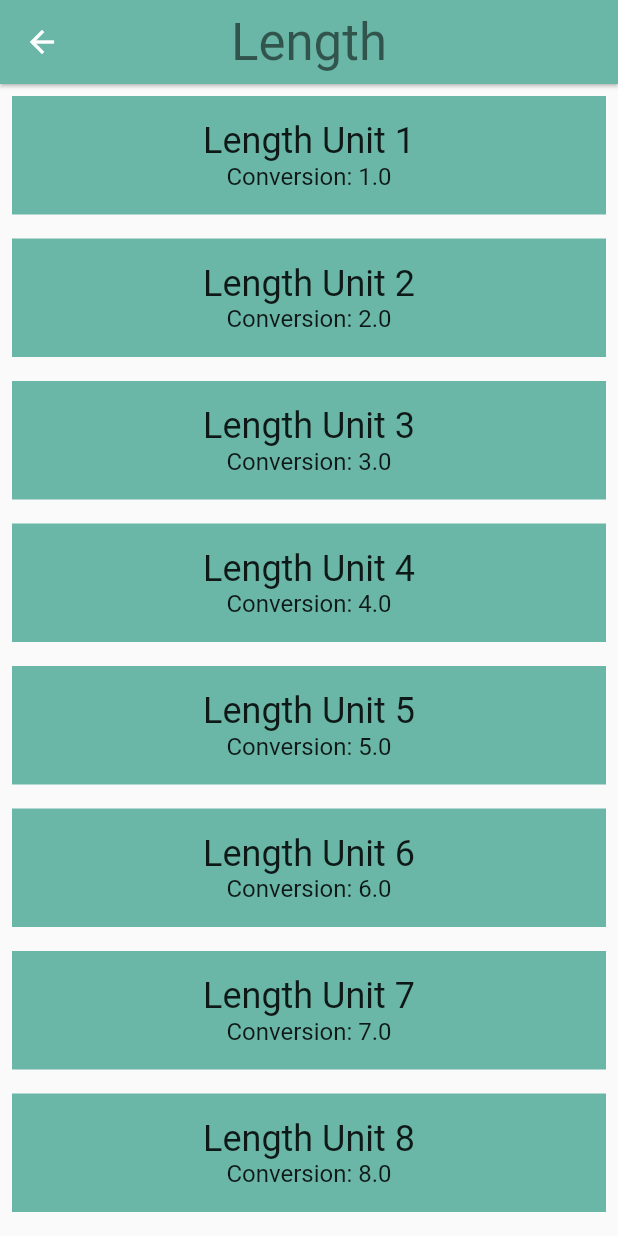
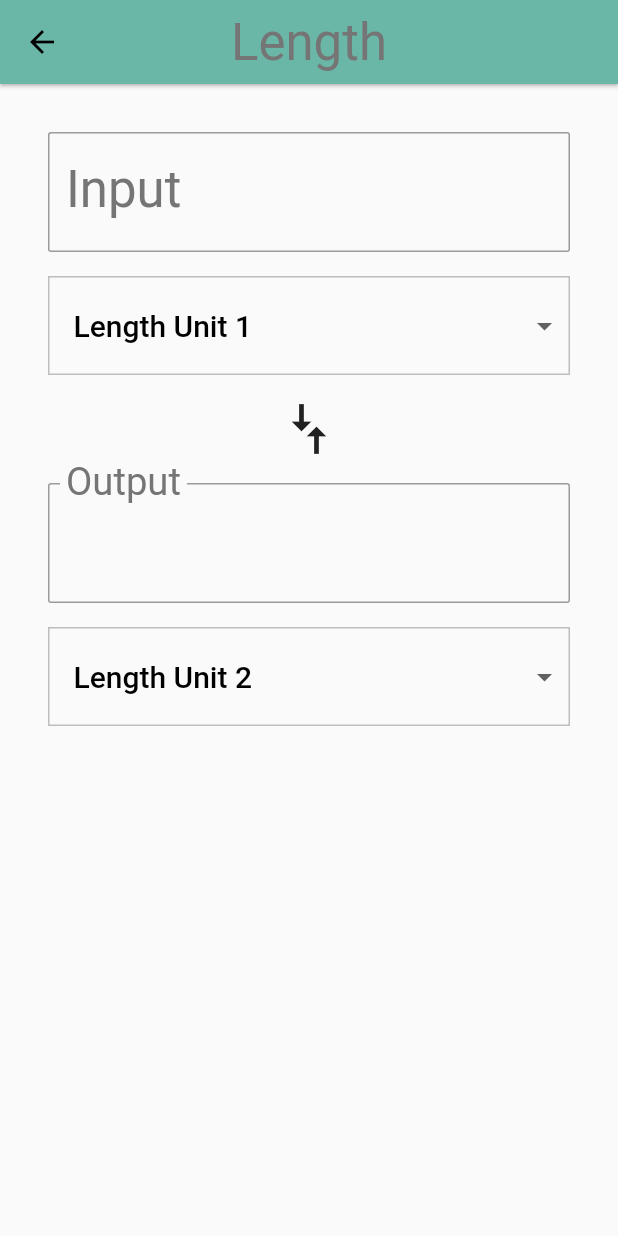
Before and after one commit to MiichaelD/Flutter-Course, a Flutter app: the screen it shows after launch, after a tap on "Length", on a phone screen of 412 x 824 dp. Run offline on Flutter 3.47's test engine with Material 2 defaults, Android fonts, the phone set to English and light mode, and no system bars; our stand-ins replace cloud_firestore, firebase_storage, image_picker; accounts and stored records are empty.

Commit message:
Finishes task 06 - User Input

```diff
--- a/udacity-course-master/course/06_input/task_06_input/lib/category.dart
+++ b/udacity-course-master/course/06_input/task_06_input/lib/category.dart
@@ -5,11 +5,11 @@
 // To keep your imports tidy, follow the ordering guidelines at
 // https://www.dartlang.org/guides/language/effective-dart/style#ordering
 import 'package:flutter/material.dart';
-// @required is defined in the meta.dart package
 import 'package:meta/meta.dart';
 
 import 'converter_route.dart';
 import 'unit.dart';
+// @required is defined in the meta.dart package
 
 // We use an underscore to indicate that these variables are private.
 // See https://www.dartlang.org/guides/language/effective-dart/design#libraries
@@ -87,9 +87,9 @@ class Category extends StatelessWidget {
         height: _rowHeight,
         child: InkWell(
           borderRadius: _borderRadius,
-          // TODO: Use the highlight and splash colors from the ColorSwatch
-          highlightColor: color,
-          splashColor: color,
+          // DONE: Use the highlight and splash colors from the ColorSwatch
+          highlightColor: color['highlight'],
+          splashColor: color['splash'],
           // We can use either the () => function() or the () { function(); }
           // syntax.
           onTap: () => _navigateToConverter(context),
--- a/udacity-course-master/course/06_input/task_06_input/lib/converter_route.dart
+++ b/udacity-course-master/course/06_input/task_06_input/lib/converter_route.dart
@@ -38,12 +38,51 @@ class ConverterRoute extends StatefulWidget {
 }
 
 class _ConverterRouteState extends State<ConverterRoute> {
+  final _inputBorderRadius = BorderRadius.circular(2.0);
   // TODO: Set some variables, such as for keeping track of the user's input
   // value and units
+  double _inputValue;
+  String _convertedValue = '';
+  Unit _fromUnit;
+  Unit _toUnit;
+  List<DropdownMenuItem> _unitMenuItems;
+  bool _showValidationError = false;
 
-  // TODO: Determine whether you need to override anything, such as initState()
+  // DONE: Determine whether you need to override anything, such as initState()
+  @override
+  void initState() {
+    super.initState();
+    _createDropdownMenuItems();
+    _setDefaults();
+  }
 
-  // TODO: Add other helper functions. We've given you one, _format()
+  // DONE: Add other helper functions. We've given you one, _format()
+  /// Creates fresh list of [DropdownMenuItem] widgets, given a list of [Unit]s.
+  void _createDropdownMenuItems() {
+    var newItems = <DropdownMenuItem>[];
+    for (var unit in widget.units) {
+      newItems.add(DropdownMenuItem(
+        value: unit.name,
+        child: Container(
+          child: Text(
+            unit.name,
+            softWrap: true,
+          ),
+        ),
+      ));
+    }
+    setState(() {
+      _unitMenuItems = newItems;
+    });
+  }
+
+  /// Sets the default values for the 'from' and 'to' [Dropdown]s.
+  void _setDefaults() {
+    setState(() {
+      _fromUnit = widget.units[0];
+      _toUnit = widget.units[1];
+    });
+  }
 
   /// Clean up conversion; trim trailing zeros, e.g. 5.500 -> 5.5, 10.0 -> 10
   String _format(double conversion) {
@@ -61,40 +100,159 @@ class _ConverterRouteState extends State<ConverterRoute> {
     return outputNum;
   }
 
+  void _updateConversion() {
+    setState(() {
+      _convertedValue =
+          _format(_inputValue * (_toUnit.conversion / _fromUnit.conversion));
+    });
+  }
+
+  void _updateInputValue(String input) {
+    setState(() {
+      if (input == null || input.isEmpty) {
+        _convertedValue = '';
+      } else {
+        // Even though we are using the numerical keyboard, we still have to check
+        // for non-numerical input such as '5..0' or '6 -3'
+        try {
+          final inputDouble = double.parse(input);
+          _showValidationError = false;
+          _inputValue = inputDouble;
+          _updateConversion();
+        } on Exception catch (e) {
+          print('Error: $e');
+          _showValidationError = true;
+        }
+      }
+    });
+  }
+
+  Unit _getUnit(String unitName) {
+    return widget.units.firstWhere(
+      (Unit unit) {
+        return unit.name == unitName;
+      },
+      orElse: null,
+    );
+  }
+
+  void _updateFromConversion(dynamic unitName) {
+    setState(() {
+      _fromUnit = _getUnit(unitName);
+    });
+    if (_inputValue != null) {
+      _updateConversion();
+    }
+  }
+
+  void _updateToConversion(dynamic unitName) {
+    setState(() {
+      _toUnit = _getUnit(unitName);
+    });
+    if (_inputValue != null) {
+      _updateConversion();
+    }
+  }
+
+  Widget _createDropdown(String currentValue, ValueChanged<dynamic> onChanged) {
+    return Container(
+      margin: EdgeInsets.only(top: 16.0),
+      decoration: BoxDecoration(
+        // This sets the color of the [DropdownButton] itself
+        color: Colors.grey[50],
+        border: Border.all(
+          color: Colors.grey[400],
+          width: 1.0,
+        ),
+      ),
+      padding: EdgeInsets.symmetric(vertical: 8.0),
+      child: Theme(
+        // This sets the color of the [DropdownMenuItem]
+        data: Theme.of(context).copyWith(
+              canvasColor: Colors.grey[50],
+            ),
+        child: DropdownButtonHideUnderline(
+          child: ButtonTheme(
+            alignedDropdown: true,
+            child: DropdownButton(
+              value: currentValue,
+              items: _unitMenuItems,
+              onChanged: onChanged,
+              style: Theme.of(context).textTheme.title,
+            ),
+          ),
+        ),
+      ),
+    );
+  }
+
   @override
   Widget build(BuildContext context) {
-    // TODO: Create the 'input' group of widgets. This is a Column that includes
+    // DONE: Create the 'input' group of widgets. This is a Column that includes
     // includes the output value, and 'from' unit [Dropdown].
+    final input = Padding(
+      padding: _padding,
+      child: Column(
+        crossAxisAlignment: CrossAxisAlignment.stretch,
+        children: [
+          // This is the widget that accepts text input. In this case, it
+          // accepts numbers and calls the onChanged property on update.
+          // You can read more about it here: https://flutter.io/text-input
+          TextField(
+            style: Theme.of(context).textTheme.display1,
+            decoration: InputDecoration(
+              labelStyle: Theme.of(context).textTheme.display1,
+              errorText: _showValidationError ? 'Invalid number entered' : null,
+              labelText: 'Input',
+              border: OutlineInputBorder(
+                borderRadius: _inputBorderRadius,
+              ),
+            ),
+            // Since we only want numerical input, we use a number keyboard. There
+            // are also other keyboards for dates, emails, phone numbers, etc.
+            keyboardType: TextInputType.number,
+            onChanged: _updateInputValue,
+          ),
+          _createDropdown(_fromUnit.name, _updateFromConversion),
+        ],
+      ),
+    );
 
-    // TODO: Create a compare arrows icon.
+    // DONE: Create a compare arrows icon.
+    final arrows = RotatedBox(
+      quarterTurns: 1,
+      child: Icon(Icons.compare_arrows, size: 40.0),
+    );
 
-    // TODO: Create the 'output' group of widgets. This is a Column that
+    // TODO: Create the 'output' group of widgets.
+    final output = Padding(
+      padding: _padding,
+      child: Column(
+        crossAxisAlignment: CrossAxisAlignment.stretch,
+        children: [
+          InputDecorator(
+            child: Text(
+              _convertedValue,
+              style: Theme.of(context).textTheme.display1,
+            ),
+            decoration: InputDecoration(
+              labelText: 'Output',
+              labelStyle: Theme.of(context).textTheme.display1,
+              border: OutlineInputBorder(borderRadius: _inputBorderRadius),
+            ),
+          ),
+          _createDropdown(_toUnit.name, _updateToConversion),
+        ],
+      ),
+    );
 
-    // TODO: Return the input, arrows, and output widgets, wrapped in
-
-    // TODO: Delete the below placeholder code
-    final unitWidgets = widget.units.map((Unit unit) {
-      return Container(
-        color: widget.color,
-        margin: EdgeInsets.all(8.0),
-        padding: EdgeInsets.all(16.0),
-        child: Column(
-          children: <Widget>[
-            Text(
-              unit.name,
-              style: Theme.of(context).textTheme.headline,
-            ),
-            Text(
-              'Conversion: ${unit.conversion}',
-              style: Theme.of(context).textTheme.subhead,
-            ),
-          ],
-        ),
-      );
-    }).toList();
-
-    return ListView(
-      children: unitWidgets,
+    // DONE: Return the input, arrows, and output widgets, wrapped in a column
+    return Padding(
+      padding: _padding,
+      child: Column(
+        crossAxisAlignment: CrossAxisAlignment.stretch,
+        children: [input, arrows, output],
+      ),
     );
   }
 }
--- a/udacity-course-master/course/06_input/task_06_input/lib/main.dart
+++ b/udacity-course-master/course/06_input/task_06_input/lib/main.dart
@@ -5,10 +5,10 @@
 // You can read about packages here: https://flutter.io/using-packages/
 import 'package:flutter/material.dart';
 
+import 'category_route.dart';
 // You can use a relative import, i.e. `import 'category_route.dart;'` or
 // a package import, as shown below.
 // More details at http://dart-lang.github.io/linter/lints/avoid_relative_lib_imports.html
-import 'category_route.dart';
 
 /// The function that is called when main.dart is run.
 void main() {
@@ -25,7 +25,17 @@ class UnitConverterApp extends StatelessWidget {
     return MaterialApp(
       debugShowCheckedModeBanner: false,
       title: 'Unit Converter',
-      // TODO: Fill out the theme parameter
+      // DONE: Fill out the theme parameter
+//      theme: Theme.of(context),
+      theme: ThemeData(
+        textTheme: Theme.of(context).textTheme.apply(
+              bodyColor: Colors.black,
+              displayColor: Colors.grey[600],
+            ),
+        // This colors the [InputOutlineBorder] when it is selected
+        primaryColor: Colors.grey[500],
+        textSelectionHandleColor: Colors.green[500],
+      ),
       home: CategoryRoute(),
     );
   }
```
